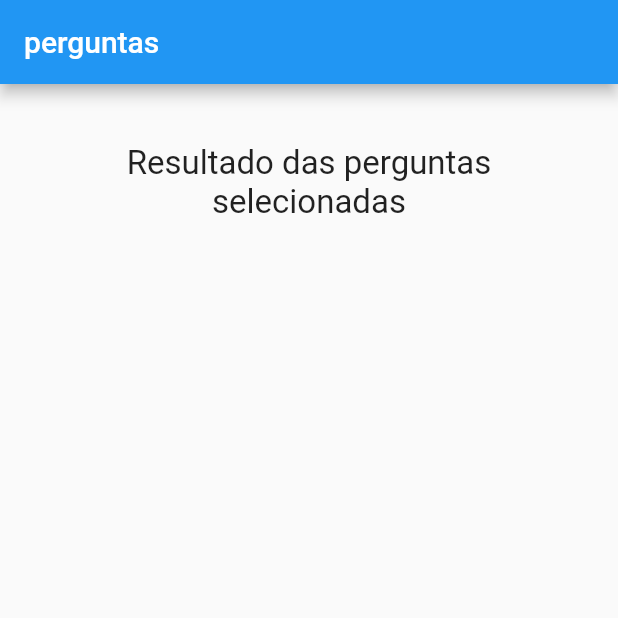
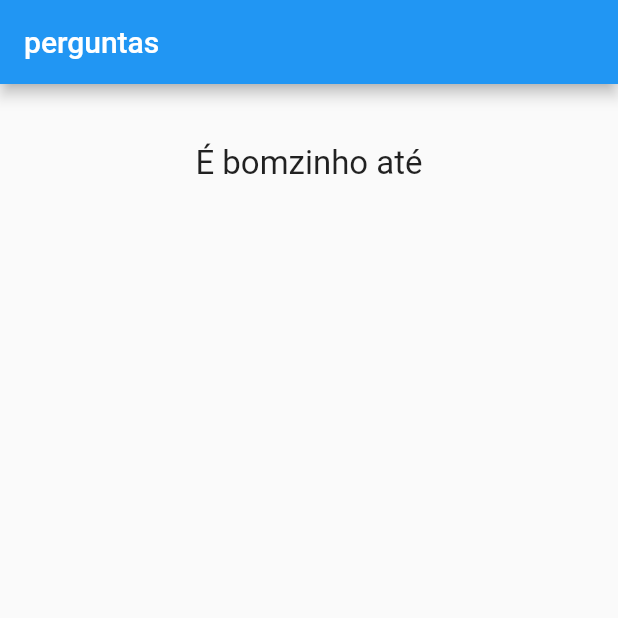
Before and after one commit to H3x4-Dec1m4l/Project-_from_course, a Flutter app: the screen it shows after launch, after a tap on "Naruto", after a tap on "Buma", after a tap on "Azul", on a phone screen of 412 x 824 dp, the top half of it. Run offline on Flutter 3.47's test engine with Material 2 defaults, Android fonts, the phone set to English and light mode, and no system bars.

Commit message:
Atualizando codigos

```diff
--- a/lib/main.dart
+++ b/lib/main.dart
@@ -6,8 +6,7 @@ import './result.dart';
 main() => runApp(questionApp());
 
 class _questionAppState extends State<questionApp> {
-var _selectedQuestion = 0;
-var _totalnote = 0;
+
 
 final List<Map<String, Object>> _question = const [
       {
@@ -23,7 +22,7 @@ final List<Map<String, Object>> _question = const [
         'Texto': 'qual é seu Personagem favorito?',
       'Resposta': [
         {'text': 'Hinata', 'grade': 10},
-        {'text': 'Buma', 'grade': 5},
+        {'text': 'Buma', 'grade': 3},
         {'text': 'Ioruichi', 'grade': 9},
         {'text': 'touka', 'grade': 7},
       ]
@@ -34,11 +33,13 @@ final List<Map<String, Object>> _question = const [
         {'text': 'Preto', 'grade': 10},
         {'text': 'Vermelho', 'grade': 7},
         {'text': 'Azul', 'grade': 5},
-        {'text': 'Rosa', 'grade': 4},
+        {'text': 'Rosa', 'grade': 3},
       ]
       }
     ];
 
+    var _selectedQuestion = 0;
+var _totalnote = 0;
     void _answer(int note){
       if(haveQuestionSelected){
       setState(() {
@@ -71,7 +72,7 @@ return MaterialApp(
       answer: _answer,
       selectedQuestions: _selectedQuestion,
       questions: _question,
-    ):Result('Resultado das perguntas selecionadas') ,
+    ):Result( _totalnote) ,
 
 
   )
--- a/lib/question.dart
+++ b/lib/question.dart
@@ -1,4 +1,3 @@
-
 import 'package:flutter/material.dart';
 
 class Question extends StatelessWidget {
--- a/lib/result.dart
+++ b/lib/result.dart
@@ -1,17 +1,30 @@
 import 'package:flutter/material.dart';
 
 class Result extends StatelessWidget {
-  String text;
-  String answerSelected;
-  Result(this.text, {this.answerSelected});
 
+  final int pontuation;
+  Result(this.pontuation);
+
+String get resultPhrase{
+  if(pontuation <= 9){
+    return 'Tu é ruim hein';
+  }else if(pontuation <=15 ){
+    return 'É, até vai';
+  }else if(pontuation <= 18){
+    return 'É bomzinho até';
+  }else if(pontuation <=29){
+    return 'Você é foda';
+  }else{
+    return 'Você é oficialmente o maior otaku del mundo';
+  }
+}
   @override
   Widget build(BuildContext context) {
     return Container(
       width: double.infinity,
       margin: EdgeInsets.all(40),
       child: Text(
-        text,
+       resultPhrase,
         style: TextStyle(
           fontSize: 22
         ),
```
